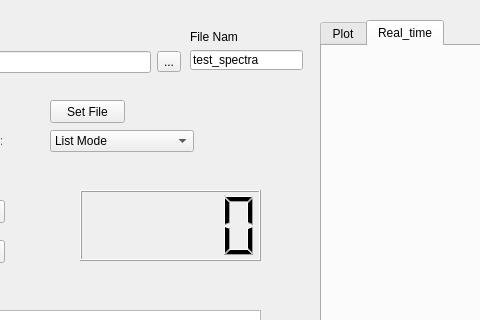
The window that spectra.ui (Pietro-King/Kerberos_GUI) describes before a commit, drawn with Qt 5; both pictures show x 160 to 640 and y 0 to 320 of the 1280 by 720 pixel window.
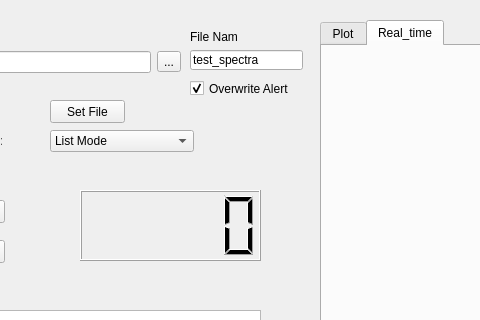
The same window after the commit. The open tabs and pages were chosen to show the change. Custom widgets are drawn as their Qt base class.

```diff
--- a/spectra.ui
+++ b/spectra.ui
@@ -380,6 +380,22 @@
     <string>Write in:</string>
    </property>
   </widget>
+  <widget class="QCheckBox" name="overwrite_box">
+   <property name="geometry">
+    <rect>
+     <x>350</x>
+     <y>80</y>
+     <width>101</width>
+     <height>17</height>
+    </rect>
+   </property>
+   <property name="text">
+    <string>Overwrite Alert</string>
+   </property>
+   <property name="checked">
+    <bool>true</bool>
+   </property>
+  </widget>
  </widget>
  <customwidgets>
   <customwidget>
```
Left out of the diff: 2 changed lines with no effect on the pictures.
